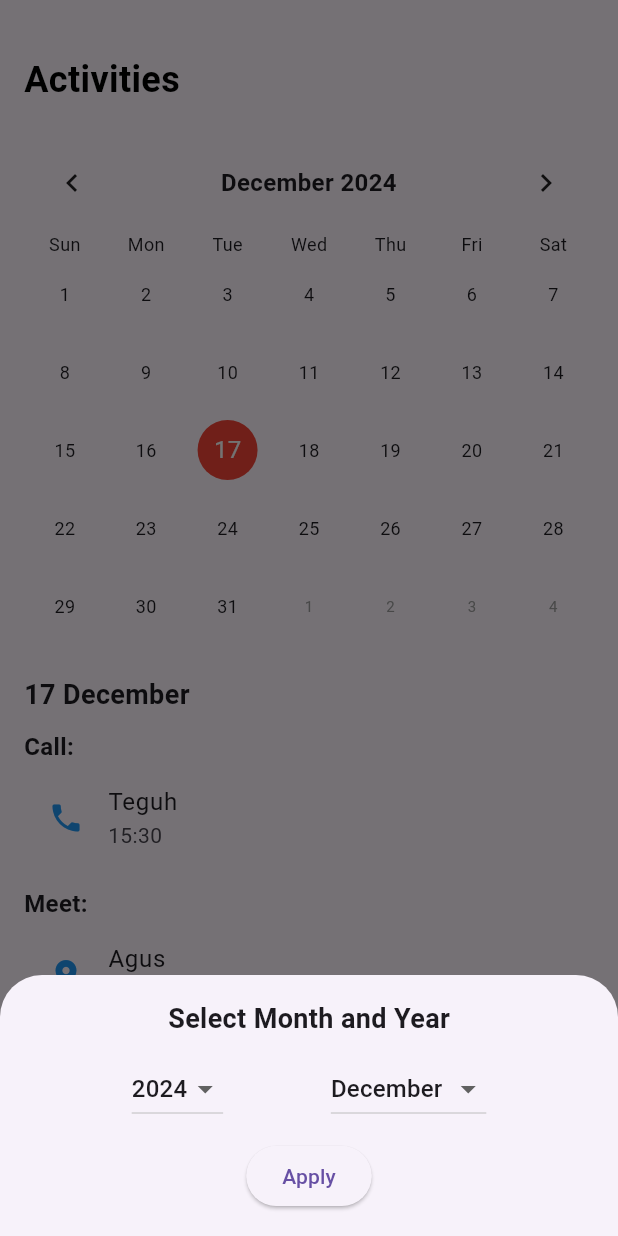
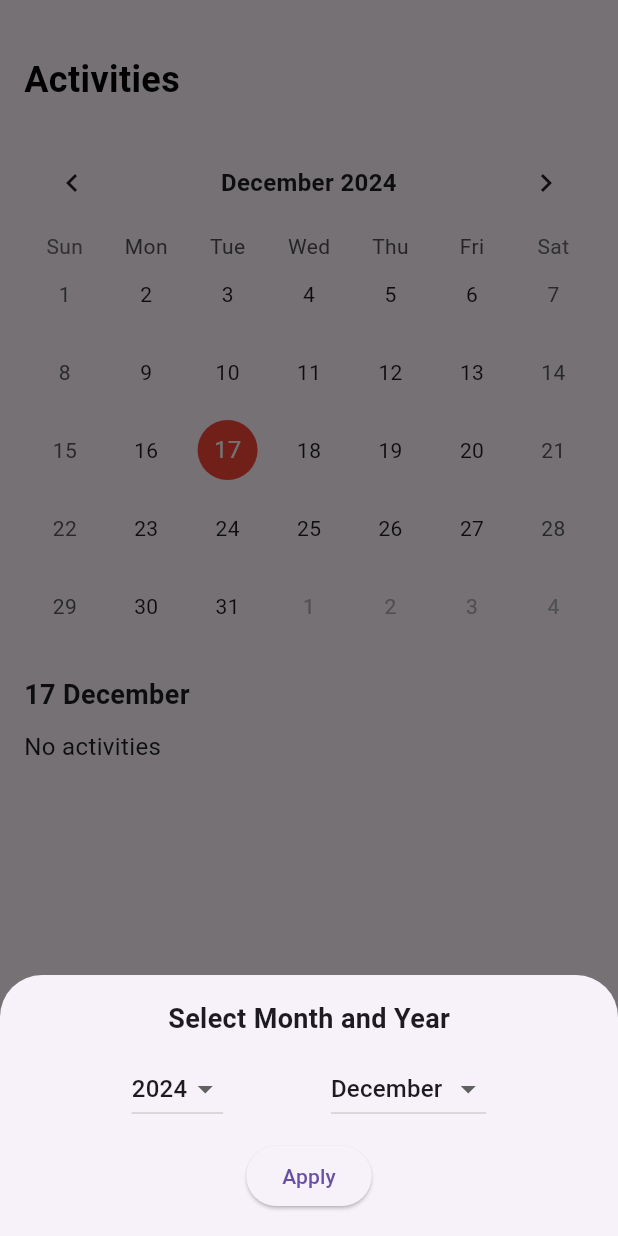
Before and after one commit to Arkariza/MyActifity, a Flutter app: the Activity screen opened directly, after a tap on an icon or button, on a phone screen of 412 x 824 dp. Run offline on Flutter 3.47's test engine with Material 3 defaults, Android fonts, the phone set to English and light mode, and no system bars; drawn by our look-alikes of table_calendar; our stand-ins replace carousel_slider, curved_navigation_bar, flutter_map, geolocator, google_maps_flutter, latlong2 and 2 more; accounts and stored records are empty.

Commit message:
update meet and call

```diff
--- a/my_activity/lib/Sales/Home/Activity.dart
+++ b/my_activity/lib/Sales/Home/Activity.dart
@@ -1,5 +1,7 @@
 import 'package:flutter/material.dart';
 import 'package:table_calendar/table_calendar.dart';
+import 'package:shared_preferences/shared_preferences.dart'; // Tambahkan ini
+import 'dart:convert'; // Tambahkan ini
 
 class Activity extends StatefulWidget {
   const Activity({super.key});
@@ -11,6 +13,37 @@ class Activity extends StatefulWidget {
 class _ActivityState extends State<Activity> {
   DateTime _selectedDay = DateTime.now();
   DateTime _focusedDay = DateTime.now();
+
+  final Map<DateTime, Map<String, List<Map<String, String>>>> _activities = {};
+
+  @override
+  void initState() {
+    super.initState();
+    _loadActivities();
+  }
+
+  Future<void> _loadActivities() async {
+    final prefs = await SharedPreferences.getInstance();
+    List<String> savedActivities = prefs.getStringList('activities') ?? [];
+
+    Map<DateTime, Map<String, List<Map<String, String>>>> loadedActivities = {};
+    for (var activityJson in savedActivities) {
+      Map<String, dynamic> activity = jsonDecode(activityJson);
+      DateTime activityDate = DateTime.parse(activity['date']);
+      String type = activity['type'];
+      String name = activity['name'];
+      String time = activity['time'];
+
+      loadedActivities.putIfAbsent(activityDate, () => {});
+      loadedActivities[activityDate]?.putIfAbsent(type, () => []);
+      loadedActivities[activityDate]?[type]?.add({'name': name, 'time': time});
+    }
+
+    setState(() {
+      _activities.clear();
+      _activities.addAll(loadedActivities);
+    });
+  }
 
   @override
   Widget build(BuildContext context) {
@@ -58,13 +91,6 @@ class _ActivityState extends State<Activity> {
                       color: Colors.red,
                       shape: BoxShape.circle,
                     ),
-                    defaultTextStyle: TextStyle(fontSize: 12),
-                    weekendTextStyle: TextStyle(fontSize: 12),
-                    outsideTextStyle: TextStyle(fontSize: 10, color: Colors.grey),
-                  ),
-                  daysOfWeekStyle: const DaysOfWeekStyle(
-                    weekdayStyle: TextStyle(fontSize: 12),
-                    weekendStyle: TextStyle(fontSize: 12),
                   ),
                   headerStyle: HeaderStyle(
                     formatButtonVisible: false,
@@ -87,25 +113,7 @@ class _ActivityState extends State<Activity> {
                 ),
               ),
               const SizedBox(height: 10),
-              const Text(
-                'Call:',
-                style: TextStyle(fontSize: 16, fontWeight: FontWeight.bold),
-              ),
-              const ListTile(
-                leading: Icon(Icons.phone, color: Colors.blue),
-                title: Text('Teguh'),
-                subtitle: Text('15:30'),
-              ),
-              const SizedBox(height: 10),
-              const Text(
-                'Meet:',
-                style: TextStyle(fontSize: 16, fontWeight: FontWeight.bold),
-              ),
-              const ListTile(
-                leading: Icon(Icons.location_on, color: Colors.blue),
-                title: Text('Agus'),
-                subtitle: Text('15:30'),
-              ),
+              ..._buildActivityList(_selectedDay),
             ],
           ),
         ),
@@ -183,33 +191,37 @@ class _ActivityState extends State<Activity> {
   }
 
   String _getMonthName(int month) {
-    switch (month) {
-      case 1:
-        return 'January';
-      case 2:
-        return 'February';
-      case 3:
-        return 'March';
-      case 4:
-        return 'April';
-      case 5:
-        return 'May';
-      case 6:
-        return 'June';
-      case 7:
-        return 'July';
-      case 8:
-        return 'August';
-      case 9:
-        return 'September';
-      case 10:
-        return 'October';
-      case 11:
-        return 'November';
-      case 12:
-        return 'December';
-      default:
-        return '';
+    const monthNames = [
+      'January', 'February', 'March', 'April', 'May', 'June',
+      'July', 'August', 'September', 'October', 'November', 'December'
+    ];
+    return monthNames[month - 1];
+  }
+
+  List<Widget> _buildActivityList(DateTime date) {
+    final activityForDay = _activities[DateTime(date.year, date.month, date.day)];
+    if (activityForDay == null) {
+      return [
+        const Text('No activities', style: TextStyle(fontSize: 16)),
+      ];
     }
+
+    List<Widget> widgets = [];
+    activityForDay.forEach((type, details) {
+      widgets.add(
+        Text('$type:', style: const TextStyle(fontSize: 16, fontWeight: FontWeight.bold)),
+      );
+      widgets.addAll(details.map((detail) => ListTile(
+            leading: Icon(
+              type == 'Call' ? Icons.phone : Icons.location_on,
+              color: Colors.blue,
+            ),
+            title: Text(detail['name']!),
+            subtitle: Text(detail['time']!),
+          )));
+      widgets.add(const SizedBox(height: 10));
+    });
+
+    return widgets;
   }
 }
--- a/my_activity/lib/Sales/Home/Profile.dart
+++ b/my_activity/lib/Sales/Home/Profile.dart
@@ -36,7 +36,7 @@ class Profile extends StatelessWidget {
                   child: Column(
                     children: [
                       const CircleAvatar(
-                        radius: 55,
+                         radius: 55,
                         backgroundImage: NetworkImage(
                           'https://i.pinimg.com/564x/99/61/0e/99610ebb0927d119825e8d61e8f5654f.jpg',
                         ),
```
